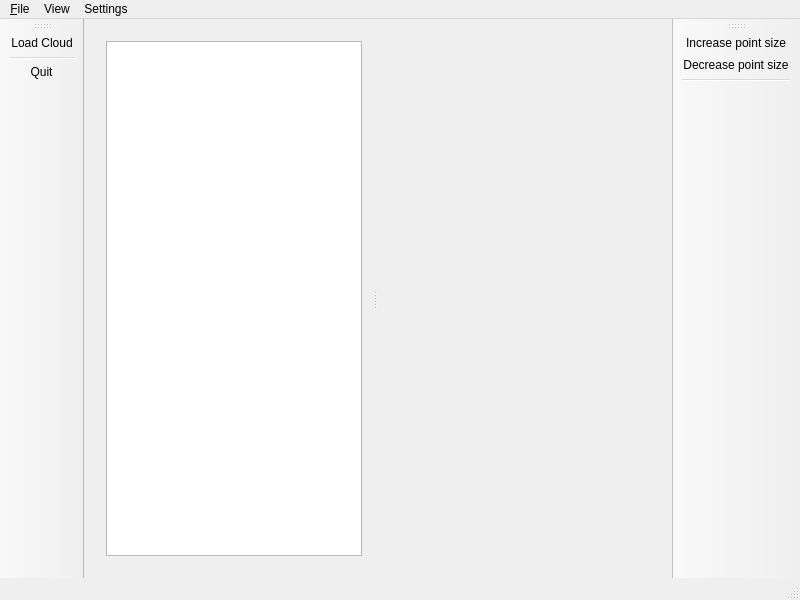
First picture: the form in SmogMainWindow.ui, repository lbarnabas88/SMOG, before the edit.
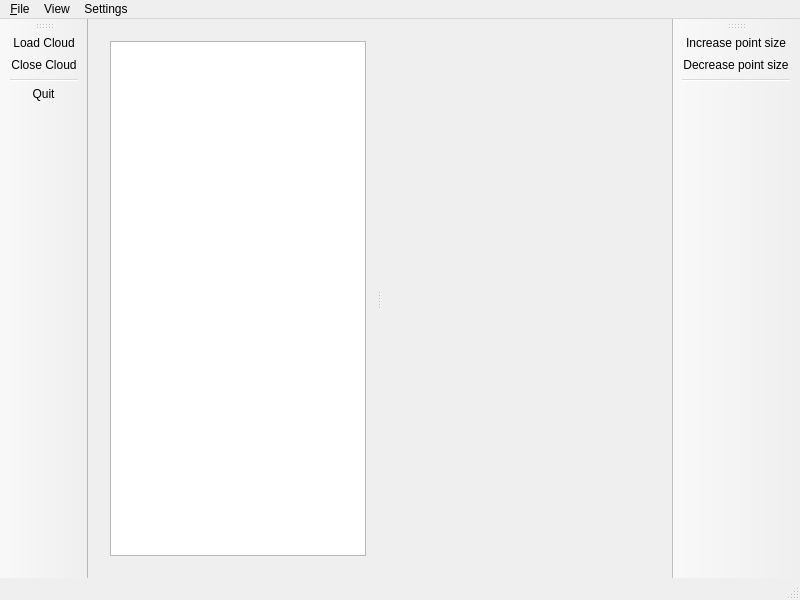
Second picture: the form after the edit. Icons and pictures are not drawn. Custom widgets are drawn as their Qt base class.

Commit message: Remove Cloud remove's working

```diff
--- a/SmogMainWindow.ui
+++ b/SmogMainWindow.ui
@@ -92,6 +92,7 @@
     <bool>false</bool>
    </attribute>
    <addaction name="actionLoad_Cloud"/>
+   <addaction name="actionClose_Cloud"/>
    <addaction name="separator"/>
    <addaction name="actionQuit"/>
   </widget>
@@ -172,6 +173,17 @@
     <string>Ctrl+B</string>
    </property>
   </action>
+  <action name="actionClose_Cloud">
+   <property name="icon">
+    <iconset theme="window-close"/>
+   </property>
+   <property name="text">
+    <string>Close Cloud</string>
+   </property>
+   <property name="shortcut">
+    <string>Del</string>
+   </property>
+  </action>
  </widget>
  <layoutdefault spacing="6" margin="11"/>
  <customwidgets>
```
Left out of the diff: 7 changed lines with no effect on the pictures. The commit also changes 10 other files.
